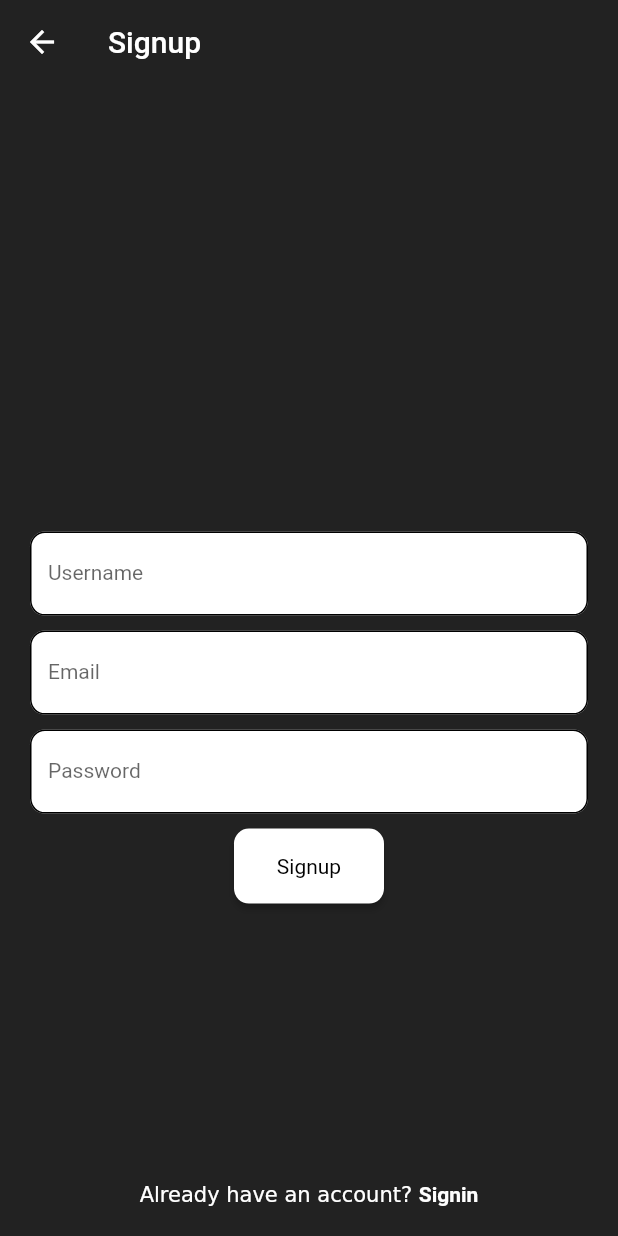
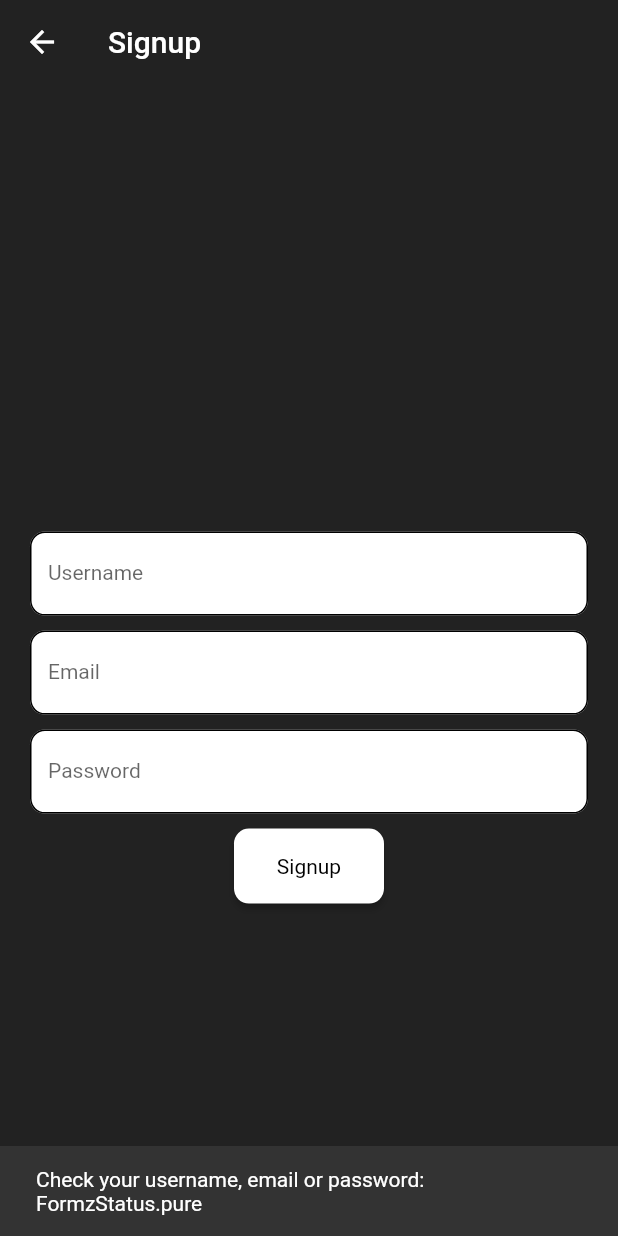
Before and after one commit to Adelzm/socialApp-CleanArch-Flutter, a Flutter app: the SignUpScreen screen opened by its route, after a tap on "Signup", on a phone screen of 412 x 824 dp. Run offline on Flutter 3.47's test engine with Material 2 defaults, Android fonts, the phone set to English and light mode, and no system bars; our stand-ins replace equatable, flutter_bloc, formz, go_router.

```diff
--- a/lib/src/config/app_router.dart
+++ b/lib/src/config/app_router.dart
@@ -2,22 +2,24 @@ import 'dart:async';
 
 import 'package:flutter/material.dart';
 import 'package:go_router/go_router.dart';
-import 'package:social_media_clean_archi/src/features/auth/presentation/views/signup_screen.dart';
-import 'package:social_media_clean_archi/src/features/feed/presentation/views/discover_screen.dart';
-import 'package:social_media_clean_archi/src/features/feed/presentation/views/feed_screen.dart';
 
+import '../features/auth/data/datasource/mock_auth_datasource.dart';
+import '../features/auth/presentation/blocs/auth/auth_bloc.dart';
 import '../features/auth/presentation/views/signin_screen.dart';
+import '../features/auth/presentation/views/signup_screen.dart';
+import '../features/feed/presentation/views/discover_screen.dart';
+import '../features/feed/presentation/views/feed_screen.dart';
 
 class AppRouter {
-  // ToDo: Add the auth bloc as an input
-  AppRouter();
+  final AuthBloc authBloc;
+  AppRouter(this.authBloc);
 
   /// The route configuration.
   late final GoRouter router = GoRouter(
     routes: <RouteBase>[
       GoRoute(
           name: 'feed',
-          path: '/feed',
+          path: '/',
           builder: (BuildContext context, GoRouterState state) {
             return const FeedScreen();
           }),
@@ -37,22 +39,42 @@ class AppRouter {
           ]),
       GoRoute(
           name: 'signin',
-          path: '/',
+          path: '/signin',
           builder: (BuildContext context, GoRouterState state) {
             return const SignInScreen();
           },
           routes: [
             GoRoute(
                 name: 'signup',
-                path: 'singup',
+                path: 'signup',
                 builder: (BuildContext context, GoRouterState state) {
                   return const SignUpScreen();
                 })
           ]),
     ],
-    // TODO: Redirect users to the login screen if they are not
-    // authenticated. Else, go to the feed screen.
-    //redirect:
+    redirect: (BuildContext context, GoRouterState state) {
+      const signinLocation = '/signin';
+      const signupLocation = '/signin/signup';
+
+      final bool isSignedIn = authBloc.state.status == AuthStatus.authenticated;
+
+      final isSigningIn = state.subloc == signinLocation;
+      final isSigningUp = state.subloc == signupLocation;
+
+      if (!isSignedIn && !isSigningIn && !isSigningUp) {
+        return '/signin';
+      }
+
+      if (isSignedIn && isSigningIn) {
+        return '/';
+      }
+
+      if (isSignedIn && isSigningUp) {
+        return '/';
+      }
+     return null;
+    },
+    refreshListenable: GoRouterRefreshStream(authBloc.stream),
   );
 }
 
--- a/lib/src/features/auth/data/datasource/mock_auth_datasource.dart
+++ b/lib/src/features/auth/data/datasource/mock_auth_datasource.dart
@@ -1,6 +1,6 @@
 import 'dart:async';
 
-import 'package:social_media_clean_archi/src/features/auth/domain/entities/signedin_user_entity.dart';
+import 'package:social_media_clean_archi/src/features/auth/domain/entities/signed_in_user_entity.dart';
 import 'package:social_media_clean_archi/src/shared/domain/entities/user_entity.dart';
 
 enum AuthStatus { unknow, authenticated, unauthenticated }
@@ -88,7 +88,7 @@ class MockAuthDatasourceImpl extends MockAuthDatasource {
     );
   }
 
-  final List<UserEntity> _allUsers = [
+  final List<UserEntity>   _allUsers = [
     const UserEntity(
       id: 'user_1',
       username: Username.dirty('Massimo'),
--- a/lib/src/features/auth/data/repository/auth_repository_impl.dart
+++ b/lib/src/features/auth/data/repository/auth_repository_impl.dart
@@ -2,10 +2,10 @@ import 'package:social_media_clean_archi/src/features/auth/domain/repository/aut
 
 import '../../../../shared/domain/entities/user_entity.dart';
 import '../../data/datasource/mock_auth_datasource.dart';
-import '../../domain/entities/signedin_user_entity.dart';
+import '../../domain/entities/signed_in_user_entity.dart';
 
-// The role of the repo is to decide which data source to use
-// since we have only one data source, we have a one to one match
+// The role of the repo is to aggregate data form different data sources.
+// Since we have only one data source, we have a one to one match
 // between the data source and the repo.
 class AuthRepositoryImpl extends AuthRepository {
   final MockAuthDatasource authDatasource;
--- a/lib/src/features/auth/domain/entities/signedin_user_entity.dart
+++ b/lib/src/features/auth/domain/entities/signed_in_user_entity.dart
@@ -12,15 +12,20 @@ class SignedInUserEntity extends UserEntity {
       super.followrs,
       super.imagePath});
 
-  static const empty =
-      SignedInUserEntity(id: '_', username: Username.pure(), email: Email.pure());
+  static const empty = SignedInUserEntity(
+      id: '_', username: Username.pure(), email: Email.pure());
 
   @override
   List<Object?> get props =>
       [id, username, email, followrs, followings, imagePath];
 
-  SignedInUserEntity copyWith({String? id, Username? username, Email? email,
-      int? followings, int? followrs, String? imagePath}) {
+  SignedInUserEntity copyWith(
+      {String? id,
+      Username? username,
+      Email? email,
+      int? followings,
+      int? followrs,
+      String? imagePath}) {
     return SignedInUserEntity(
       id: id ?? this.id,
       username: username ?? this.username,
@@ -43,7 +48,8 @@ class Email extends FormzInput<String, EmailValidationError> {
 
   // How we want the username to look like
   static final RegExp _emailRegExp = RegExp(
-      r'^[a-zA-Z0-9.!#$%&*+/=?^_`~{}|-]+@[a-zA-Z0-9]+(?:\.[a-zA-Z0-9-]+)*$');
+    r'^[a-zA-Z0-9.!#$%&’*+/=?^_`{|}~-]+@[a-zA-Z0-9-]+(?:\.[a-zA-Z0-9-]+)*$',
+  );
 
   @override
   EmailValidationError? validator(String value) {
@@ -61,7 +67,7 @@ class Password extends FormzInput<String, PasswordValidationError> {
   const Password.dirty([String value = '']) : super.dirty(value);
 
   // How we want the username to look like
-  static final RegExp _passwordRegExp =
+  static final _passwordRegExp =
       RegExp(r'^(?=.*[A-Za-z])(?=.*\d)[A-Za-z\d]{8,}$');
 
   @override
--- a/lib/src/features/auth/domain/repository/auth_repository.dart
+++ b/lib/src/features/auth/domain/repository/auth_repository.dart
@@ -1,7 +1,8 @@
 import '../../../../shared/domain/entities/user_entity.dart';
 import '../../data/datasource/mock_auth_datasource.dart';
-import '../entities/signedin_user_entity.dart';
+import '../entities/signed_in_user_entity.dart';
 
+// The domin layer repository defines the contract (abstract class) to the data layer repository
 abstract class AuthRepository {
   Stream<AuthStatus> get status;
   Future<SignedInUserEntity> get signedInUser;
--- a/lib/src/features/auth/domain/usecases/get_signedin_user.dart
+++ b/lib/src/features/auth/domain/usecases/get_signedin_user.dart
@@ -1,4 +1,4 @@
-import 'package:social_media_clean_archi/src/features/auth/domain/entities/signedin_user_entity.dart';
+import 'package:social_media_clean_archi/src/features/auth/domain/entities/signed_in_user_entity.dart';
 import 'package:social_media_clean_archi/src/features/auth/domain/repository/auth_repository.dart';
 import 'package:social_media_clean_archi/src/shared/domain/usecases/usecases.dart';
 
--- a/lib/src/features/auth/domain/usecases/signin_user.dart
+++ b/lib/src/features/auth/domain/usecases/signin_user.dart
@@ -1,4 +1,5 @@
-import 'package:social_media_clean_archi/src/features/auth/domain/entities/signedin_user_entity.dart';
+import 'package:social_media_clean_archi/src/features/auth/data/repository/auth_repository_impl.dart';
+import 'package:social_media_clean_archi/src/features/auth/domain/entities/signed_in_user_entity.dart';
 import 'package:social_media_clean_archi/src/features/auth/domain/repository/auth_repository.dart';
 import 'package:social_media_clean_archi/src/shared/domain/entities/user_entity.dart';
 import 'package:social_media_clean_archi/src/shared/domain/usecases/usecases.dart';
--- a/lib/src/features/auth/domain/usecases/signup_user.dart
+++ b/lib/src/features/auth/domain/usecases/signup_user.dart
@@ -1,4 +1,4 @@
-import 'package:social_media_clean_archi/src/features/auth/domain/entities/signedin_user_entity.dart';
+import 'package:social_media_clean_archi/src/features/auth/domain/entities/signed_in_user_entity.dart';
 import 'package:social_media_clean_archi/src/features/auth/domain/repository/auth_repository.dart';
 import 'package:social_media_clean_archi/src/shared/domain/usecases/usecases.dart';
 
@@ -17,7 +17,7 @@ class SignupUser implements UseCase<void, SignupUserParams> {
 class SignupUserParams extends Params {
   final SignedInUserEntity user;
 
-  SignupUserParams(this.user);
+  SignupUserParams({required this.user});
 
   @override
   List<Object?> get props => [user];
--- a/lib/src/features/auth/presentation/blocs/signin/signin_cubit.dart
+++ b/lib/src/features/auth/presentation/blocs/signin/signin_cubit.dart
@@ -4,7 +4,7 @@ import 'package:formz/formz.dart';
 import 'package:social_media_clean_archi/src/features/auth/data/datasource/mock_auth_datasource.dart';
 
 import '../../../../../shared/domain/entities/user_entity.dart';
-import '../../../domain/entities/signedin_user_entity.dart';
+import '../../../domain/entities/signed_in_user_entity.dart';
 import '../../../domain/usecases/signin_user.dart';
 
 part 'signin_state.dart';
@@ -38,7 +38,7 @@ class SigninCubit extends Cubit<SigninState> {
   }
 
   Future<void> signInWithCredentials() async {
-    if (!state.status.isValid) return;
+    if (!state.status.isValidated) return;
     emit(state.copyWith(status: FormzStatus.submissionInProgress));
     try {
       await _signinUser(
--- a/lib/src/features/auth/presentation/blocs/signup/signup_cubit.dart
+++ b/lib/src/features/auth/presentation/blocs/signup/signup_cubit.dart
@@ -1,8 +1,66 @@
-import 'package:bloc/bloc.dart';
 import 'package:equatable/equatable.dart';
+import 'package:flutter_bloc/flutter_bloc.dart';
+import 'package:formz/formz.dart';
+import 'package:social_media_clean_archi/src/features/auth/domain/usecases/signup_user.dart';
+
+import '../../../../../shared/domain/entities/user_entity.dart';
+import '../../../domain/entities/signed_in_user_entity.dart';
 
 part 'signup_state.dart';
 
 class SignupCubit extends Cubit<SignupState> {
-  SignupCubit() : super(SignupInitial());
+  final SignupUser _signupUser;
+
+  SignupCubit({required SignupUser signupUser})
+      : _signupUser = signupUser,
+        super(SignupState.initial());
+
+  void usernameChanged(String value) {
+    final username = Username.dirty(value);
+    emit(
+      state.copyWith(
+        username: username,
+        status: Formz.validate([username, state.email, state.password]),
+      ),
+    );
+  }
+
+  void emailChanged(String value) {
+    final email = Email.dirty(value);
+    emit(
+      state.copyWith(
+        email: email,
+        status: Formz.validate([state.username, email, state.password]),
+      ),
+    );
+  }
+
+  void passwordChanged(String value) {
+    final password = Password.dirty(value);
+    emit(
+      state.copyWith(
+        password: password,
+        status: Formz.validate([state.username, state.email, password]),
+      ),
+    );
+  }
+
+  Future<void> signUpWithCredentials() async {
+    if (!state.status.isValidated) return;
+    emit(state.copyWith(status: FormzStatus.submissionInProgress));
+    try {
+      await _signupUser(
+        SignupUserParams(
+          user: SignedInUserEntity(
+              id: 'user_000',
+              email: state.email,
+              username: state.username,
+              imagePath: 'assets/images/image_1.jpg'),
+        ),
+      );
+      emit(state.copyWith(status: FormzStatus.submissionSuccess));
+    } catch (e) {
+      emit(state.copyWith(status: FormzStatus.submissionFailure));
+    }
+  }
 }
--- a/lib/src/features/auth/presentation/blocs/signup/signup_state.dart
+++ b/lib/src/features/auth/presentation/blocs/signup/signup_state.dart
@@ -1,10 +1,44 @@
 part of 'signup_cubit.dart';
 
-abstract class SignupState extends Equatable {
-  const SignupState();
+class SignupState extends Equatable {
+  final Username username;
+  final Email email;
+  final Password password;
+  final FormzStatus status;
+  final String? errorText;
+
+  const SignupState({
+    this.username = const Username.pure(),
+    this.email = const Email.pure(),
+    this.password = const Password.pure(),
+    this.status = FormzStatus.pure,
+    this.errorText,
+  });
+
+  factory SignupState.initial() {
+    return const SignupState(
+        username: Username.pure(),
+        email: Email.pure(),
+        password: Password.pure(),
+        status: FormzStatus.pure,
+        errorText: null);
+  }
+
+  SignupState copyWith({
+    Username? username,
+    Email? email,
+    Password? password,
+    FormzStatus? status,
+    String? errorText,
+  }) {
+    return SignupState(
+        username: username ?? this.username,
+        email: email ?? this.email,
+        password: password ?? this.password,
+        status: status ?? this.status,
+        errorText: errorText ?? this.errorText);
+  }
 
   @override
-  List<Object> get props => [];
+  List<Object?> get props => [username, email, password, status, errorText];
 }
-
-class SignupInitial extends SignupState {}
--- a/lib/src/features/auth/presentation/views/signin_screen.dart
+++ b/lib/src/features/auth/presentation/views/signin_screen.dart
@@ -2,7 +2,7 @@ import 'package:flutter/material.dart';
 import 'package:flutter_bloc/flutter_bloc.dart';
 import 'package:formz/formz.dart';
 import 'package:go_router/go_router.dart';
-import 'package:social_media_clean_archi/src/features/auth/domain/entities/signedin_user_entity.dart';
+import 'package:social_media_clean_archi/src/features/auth/domain/entities/signed_in_user_entity.dart';
 import 'package:social_media_clean_archi/src/features/auth/presentation/blocs/signin/signin_cubit.dart';
 
 import '../../../../shared/presentation/widgets/widgets.dart';
@@ -168,7 +168,7 @@ class _Password extends StatelessWidget {
       builder: (context, state) {
         return MainTextField(
           labelText: 'Password',
-          errorText: state.username.invalid ? 'The password is invalid' : null,
+          errorText: state.password.invalid ? 'The password is invalid' : null,
           onChange: (password) {
             context.read<SigninCubit>().passwordChanged(password);
           },
--- a/lib/src/features/auth/presentation/views/signup_screen.dart
+++ b/lib/src/features/auth/presentation/views/signup_screen.dart
@@ -1,5 +1,9 @@
 import 'package:flutter/material.dart';
+import 'package:flutter_bloc/flutter_bloc.dart';
+import 'package:formz/formz.dart';
 import 'package:go_router/go_router.dart';
+import 'package:social_media_clean_archi/src/features/auth/domain/entities/signed_in_user_entity.dart';
+import 'package:social_media_clean_archi/src/features/auth/presentation/blocs/signup/signup_cubit.dart';
 
 import '../../../../shared/presentation/widgets/widgets.dart';
 
@@ -73,8 +77,29 @@ class _SigninButton extends StatelessWidget {
 
   @override
   Widget build(BuildContext context) {
-    return ElevatedButton(
-      onPressed: () {},
+    return BlocBuilder<SignupCubit, SignupState>(
+      buildWhen: (previous, current) {
+        return previous.status != current.status;
+      },
+      builder: (context, state) {
+        return state.status == FormzStatus.submissionInProgress
+            ? const CircularProgressIndicator(
+                color: Colors.white,
+              )
+            : ElevatedButton(
+                onPressed: () {
+                  if (state.status == FormzStatus.valid) {
+                    context.read<SignupCubit>().signUpWithCredentials();
+                    context.pop();
+                  } else {
+                    ScaffoldMessenger.of(context).showSnackBar(
+                      SnackBar(
+                        content: Text(
+                            'Check your username, email or password: ${state.status}'),
+                      ),
+                    );
+                  }
+                },
                 style: ElevatedButton.styleFrom(
                   backgroundColor: Colors.white,
                   minimumSize: const Size(100, 50),
@@ -90,6 +115,8 @@ class _SigninButton extends StatelessWidget {
                       .copyWith(color: Colors.black),
                 ),
               );
+      },
+    );
   }
 }
 
@@ -100,8 +127,20 @@ class _Username extends StatelessWidget {
 
   @override
   Widget build(BuildContext context) {
-    return const MainTextField(
+    return BlocBuilder<SignupCubit, SignupState>(
+      buildWhen: (previous, current) {
+        return previous.username != current.username;
+      },
+      builder: (context, state) {
+        return MainTextField(
           labelText: 'Username',
+          errorText: state.username.invalid ? 'The username is invalid' : null,
+          keyboardType: TextInputType.name,
+          onChange: (username) {
+            context.read<SignupCubit>().usernameChanged(username);
+          },
+        );
+      },
     );
   }
 }
@@ -113,9 +152,20 @@ class _Email extends StatelessWidget {
 
   @override
   Widget build(BuildContext context) {
-    return const MainTextField(
+    return BlocBuilder<SignupCubit, SignupState>(
+      buildWhen: (previous, current) {
+        return previous.email != current.email;
+      },
+      builder: (context, state) {
+        return MainTextField(
           labelText: 'Email',
+          errorText: state.username.invalid ? 'The email is invalid' : null,
           keyboardType: TextInputType.emailAddress,
+          onChange: (email) {
+            context.read<SignupCubit>().usernameChanged(email);
+          },
+        );
+      },
     );
   }
 }
@@ -127,9 +177,20 @@ class _Password extends StatelessWidget {
 
   @override
   Widget build(BuildContext context) {
-    return const MainTextField(
+    return BlocBuilder<SignupCubit, SignupState>(
+      buildWhen: (previous, current) {
+        return previous.password != current.password;
+      },
+      builder: (context, state) {
+        return MainTextField(
           labelText: 'Password',
           obscureText: true,
+          errorText: state.username.invalid ? 'The password is invalid' : null,
+          onChange: (password) {
+            context.read<SignupCubit>().usernameChanged(password);
+          },
+        );
+      },
     );
   }
 }
--- a/lib/src/shared/domain/entities/user_entity.dart
+++ b/lib/src/shared/domain/entities/user_entity.dart
@@ -31,8 +31,9 @@ class Username extends FormzInput<String, UsernameValidationError> {
   const Username.dirty([String value = '']) : super.dirty(value);
 
   // How we want the username to look like
-  static final RegExp _usernameRegExp =
-      RegExp(r'^[a-zA-Z0-9.!#$%&*+/=?^_`~{}|-]+$');
+  static final RegExp _usernameRegExp = RegExp(
+    r'^[a-zA-Z0-9.!#$%&’*+/=?^_`{|}~-]+$',
+  );
 
   @override
   UsernameValidationError? validator(String value) {
--- a/lib/src/shared/presentation/widgets/custom_nav_bar.dart
+++ b/lib/src/shared/presentation/widgets/custom_nav_bar.dart
@@ -1,5 +1,7 @@
 import 'package:flutter/material.dart';
 import 'package:go_router/go_router.dart';
+import 'package:flutter_bloc/flutter_bloc.dart';
+import 'package:social_media_clean_archi/src/features/auth/presentation/blocs/auth/auth_bloc.dart';
 
 class CustomNavBar extends StatelessWidget {
   const CustomNavBar({super.key});
@@ -37,7 +39,9 @@ class CustomNavBar extends StatelessWidget {
             icon: const Icon(Icons.message),
           ),
           IconButton(
-            onPressed: () {},
+            onPressed: () {
+              context.read<AuthBloc>().add(AuthSignOutUser());
+            },
             iconSize: 30,
             icon: const Icon(Icons.person),
           ),
```
Also changed, not shown: lib/main.dart (+14 -5 lines), lib/src/features/auth/presentation/blocs/auth/auth_bloc.dart (+6 -2 lines), 3 other files. Lines whose indentation alone changed are shown as unchanged.
